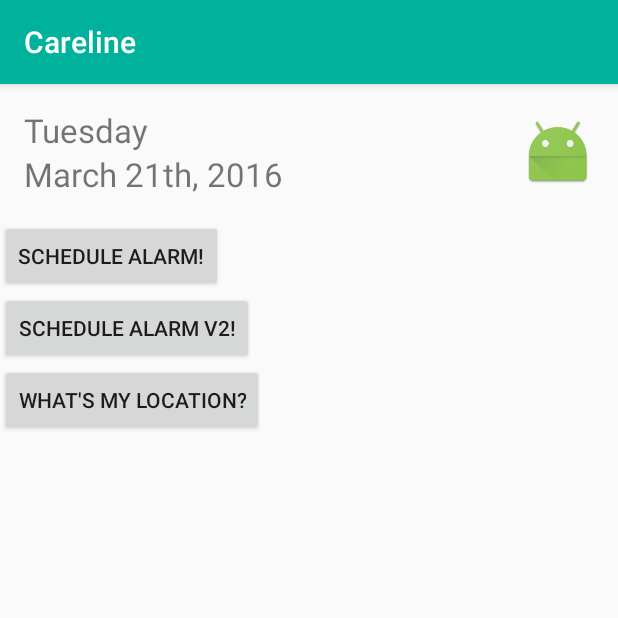
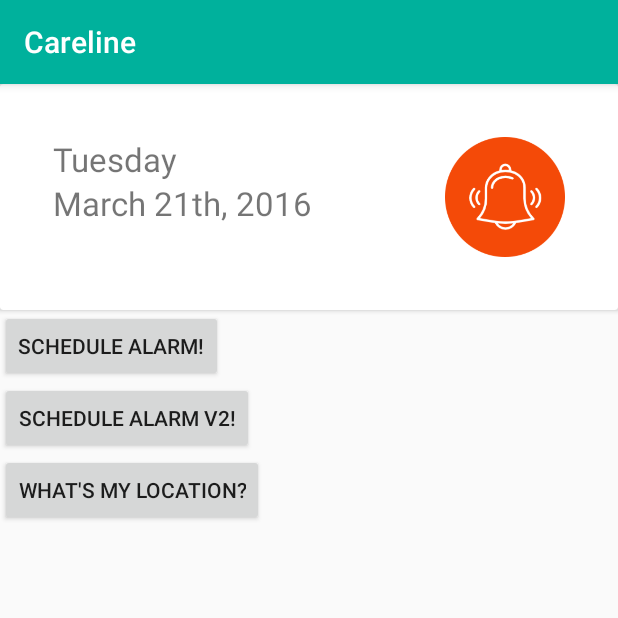
Before and after one commit to shift-hackathon-2016/7-Repsly-Warriors, an Android app: the HomeReceiverActivity screen opened directly, with no data from a screen before it, on a phone screen of 412 x 824 dp, the top half of it. Run offline under Robolectric (Android 15) with nearby library versions, the phone set to English and light mode, and no system bars; our stand-ins replace ButterKnife; network calls fail.

Commit message:
Design improvements

```diff
--- a/CarelineAndroid/mobile/src/main/java/com/repsly/careline/activities/LogInActivity.java
+++ b/CarelineAndroid/mobile/src/main/java/com/repsly/careline/activities/LogInActivity.java
@@ -38,7 +38,7 @@
         /*String credentials = username + ":" + password;
         final String basic =
                 "Basic " + Base64.encodeToString(credentials.getBytes(), Base64.NO_WRAP);*/
-        String data = AuthHelper.encodeBase64String("ahuskanovic" + ":" + "12ahuskanovic");
+        String data = AuthHelper.encodeBase64String("bmasnec" + ":" + "12bmasnec");
         ApiCarelineImpl service = new ApiCarelineImpl()
                 .buildInterceptor().addAuthHeader(data);
         service.sendLoginData(this);
@@ -64,7 +64,7 @@
             Remember.putBoolean(Constants.LOGGED_IN, true);
             Remember.putBoolean(Constants.IS_MANAGER, userData.manager);
             Remember.putString(Constants.LOGIN_DATA,
-                               AuthHelper.encodeBase64String("ahuskanovic" + ":" + "12ahuskanovic"));
+                               AuthHelper.encodeBase64String("bmasnec" + ":" + "12bmasnec"));
             Intent i;
             if (userData.manager) {
                 i = new Intent(getApplicationContext(), HomeGiverActivity.class);
--- a/CarelineAndroid/mobile/src/main/java/com/repsly/careline/activities/SplashActivity.java
+++ b/CarelineAndroid/mobile/src/main/java/com/repsly/careline/activities/SplashActivity.java
@@ -37,7 +37,7 @@ public class SplashActivity extends CareSplashAbstract {
 
     @Override
     public Class getNextClassActivity() {
-  /*      LocationHelper.startLocationGettingProcess(getApplicationContext());
+        LocationHelper.startLocationGettingProcess(getApplicationContext());
         AlarmHelper.setAlarmForMovementTracking(getApplicationContext());
         boolean loggedIn = Remember.getBoolean("loggedIn", false);
         boolean isManager = Remember.getBoolean("isManager", false);
@@ -47,6 +47,6 @@ public class SplashActivity extends CareSplashAbstract {
             }
             return HomeReceiverActivity.class;
         }
-*/        return LogInActivity.class;
+        return LogInActivity.class;
     }
 }
--- a/CarelineAndroid/mobile/src/main/java/com/repsly/careline/helpcenter/HelpItemViewBinder.java
+++ b/CarelineAndroid/mobile/src/main/java/com/repsly/careline/helpcenter/HelpItemViewBinder.java
@@ -75,6 +75,7 @@ public class HelpItemViewBinder extends CarelineDataBinder<HelpItemViewBinder.Vi
         public void fillDate(HelpCenterItem model) {
             title.setText(model.getTitle());
             description.setText(model.getDescription());
+            image.setImageResource(model.getImage());
             if (model.getType().equals(HelpCenterItemType.CALL)) {
                 view.setOnClickListener(callListener);
             }else if(model.getType().equals(HelpCenterItemType.NAVIGATION)){
--- a/CarelineAndroid/mobile/src/main/res/layout/receiver_header.xml
+++ b/CarelineAndroid/mobile/src/main/res/layout/receiver_header.xml
@@ -1,31 +1,40 @@
 <?xml version="1.0" encoding="utf-8"?>
-<RelativeLayout xmlns:android="http://schemas.android.com/apk/res/android"
-              android:orientation="vertical"
-              android:padding="@dimen/activity_horizontal_margin"
+<android.support.v7.widget.CardView xmlns:android="http://schemas.android.com/apk/res/android"
                 android:layout_width="match_parent"
-              android:layout_height="wrap_content">
+                android:layout_height="wrap_content"
+                android:padding="@dimen/activity_horizontal_margin">
+
+    <RelativeLayout
+        android:id="@+id/llText"
+        android:padding="35dp"
+        android:layout_width="wrap_content"
+        android:layout_height="match_parent">
 
         <TextView
             android:id="@+id/tvWeekDay"
-        android:textSize="@dimen/receiver_header_text_size"
             android:layout_width="wrap_content"
             android:layout_height="wrap_content"
-        android:text="Tuesday"/>
+            android:text="Tuesday"
+            android:textSize="@dimen/receiver_header_text_size"/>
 
         <TextView
             android:id="@+id/tvData"
-        android:textSize="@dimen/receiver_header_text_size"
-        android:layout_below="@id/tvWeekDay"
             android:layout_width="wrap_content"
             android:layout_height="wrap_content"
-        android:text="March 21th, 2016"/>
+            android:layout_below="@id/tvWeekDay"
+            android:text="March 21th, 2016"
+            android:textSize="@dimen/receiver_header_text_size"/>
 
     <ImageButton
         android:id="@+id/ibHelpCenter"
+        android:layout_toRightOf="@+id/tvData"
+        android:layout_width="wrap_content"
+        android:layout_height="80dp"
+        android:layout_alignParentRight="true"
+        android:layout_alignParentEnd="true"
         android:background="@color/transparent"
-        android:layout_alignParentRight="true"
-        android:layout_centerVertical="true"
-        android:layout_width="wrap_content"
-        android:layout_height="wrap_content"
-        android:src="@mipmap/ic_launcher"/>
+        android:scaleType="fitEnd"
+        android:src="@mipmap/icon_alarm"/>
     </RelativeLayout>
+
+</android.support.v7.widget.CardView>
```
Also changed, not shown: CarelineAndroid/mobile/src/main/java/com/repsly/careline/activities/HelpCenterActivity.java (+7 -0 lines), CarelineAndroid/mobile/src/main/java/com/repsly/careline/utils/ViewHelper.java (+4 -4 lines), CarelineAndroid/mobile/src/main/res/layout/help_item.xml (+20 -12 lines), CarelineAndroid/mobile/src/main/res/mipmap-mdpi/icon_alarm.png (added), CarelineAndroid/mobile/src/main/res/mipmap-mdpi/icon_call.png (added), CarelineAndroid/mobile/src/main/res/mipmap-mdpi/icon_pin.png (added), CarelineAndroid/mobile/src/main/res/mipmap-mdpi/icon_shout.png (added). Lines whose indentation alone changed are shown as unchanged.
